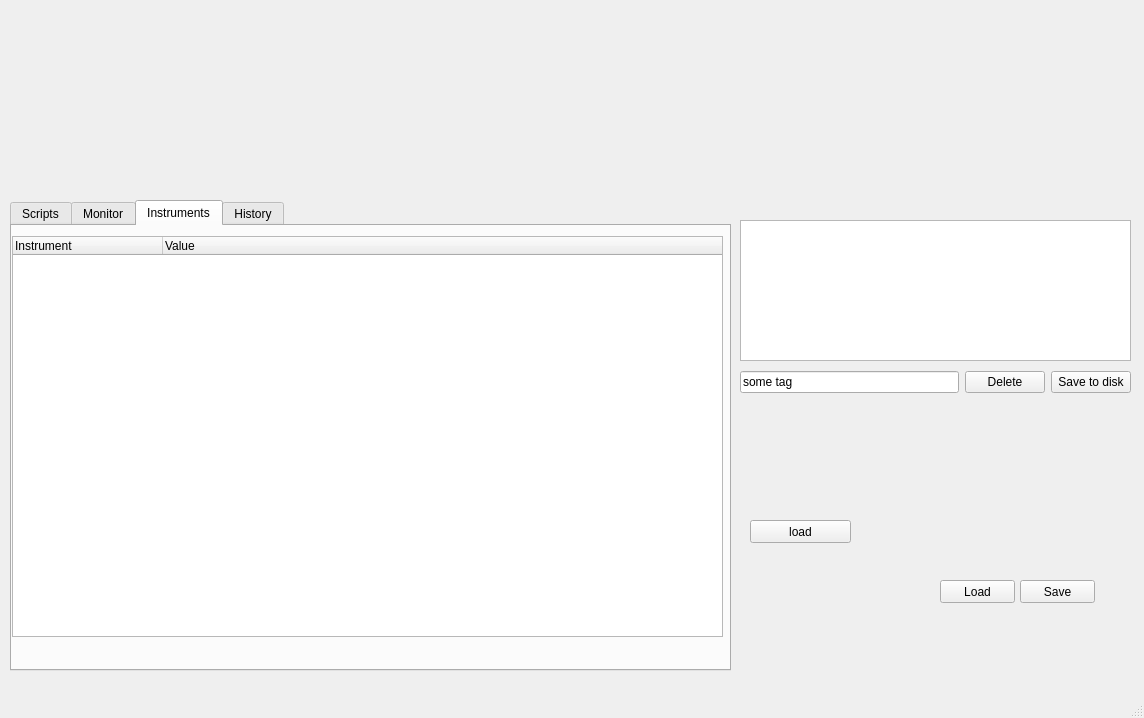
Old version of the form src/core/basic_application_window.ui in the repository LISE-B26/pylabcontrol.
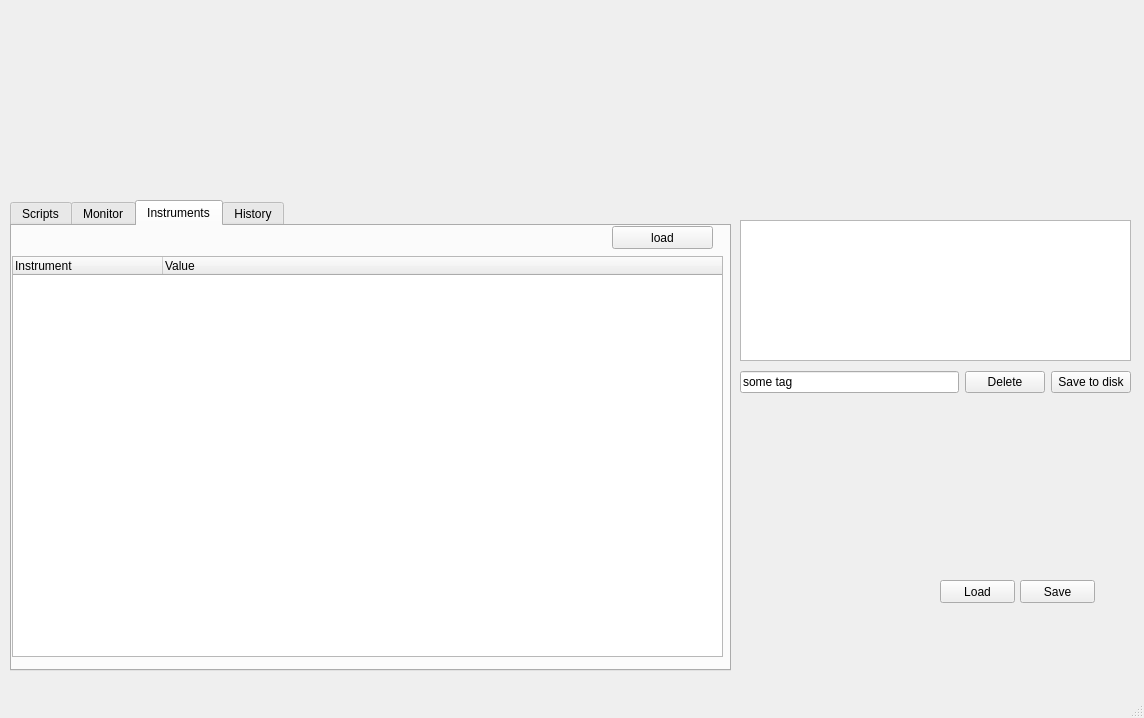
New version of the form. The open tabs and pages were chosen to show the change. Custom widgets are drawn as their Qt base class.

Commit message:
started new class for maestro controler to control light
- initiate script now creates new instruments but needs to be fixed still

```diff
--- a/src/core/basic_application_window.ui
+++ b/src/core/basic_application_window.ui
@@ -308,7 +308,7 @@
       <property name="geometry">
        <rect>
         <x>0</x>
-        <y>10</y>
+        <y>30</y>
         <width>711</width>
         <height>401</height>
        </rect>
@@ -342,6 +342,19 @@
        </property>
       </column>
      </widget>
+     <widget class="QPushButton" name="btn_load_instruments">
+      <property name="geometry">
+       <rect>
+        <x>600</x>
+        <y>0</y>
+        <width>101</width>
+        <height>23</height>
+       </rect>
+      </property>
+      <property name="text">
+       <string>load</string>
+      </property>
+     </widget>
     </widget>
     <widget class="QWidget" name="tab_history">
      <attribute name="title">
@@ -405,19 +418,6 @@
      <string>Load</string>
     </property>
    </widget>
-   <widget class="QPushButton" name="btn_load_instruments">
-    <property name="geometry">
-     <rect>
-      <x>750</x>
-      <y>520</y>
-      <width>101</width>
-      <height>23</height>
-     </rect>
-    </property>
-    <property name="text">
-     <string>load</string>
-    </property>
-   </widget>
    <zorder>layoutWidget</zorder>
    <zorder>list_records</zorder>
    <zorder>tabWidget</zorder>
```
Left out of the diff: 11 changed lines with no effect on the pictures. The commit also changes 12 other files.
